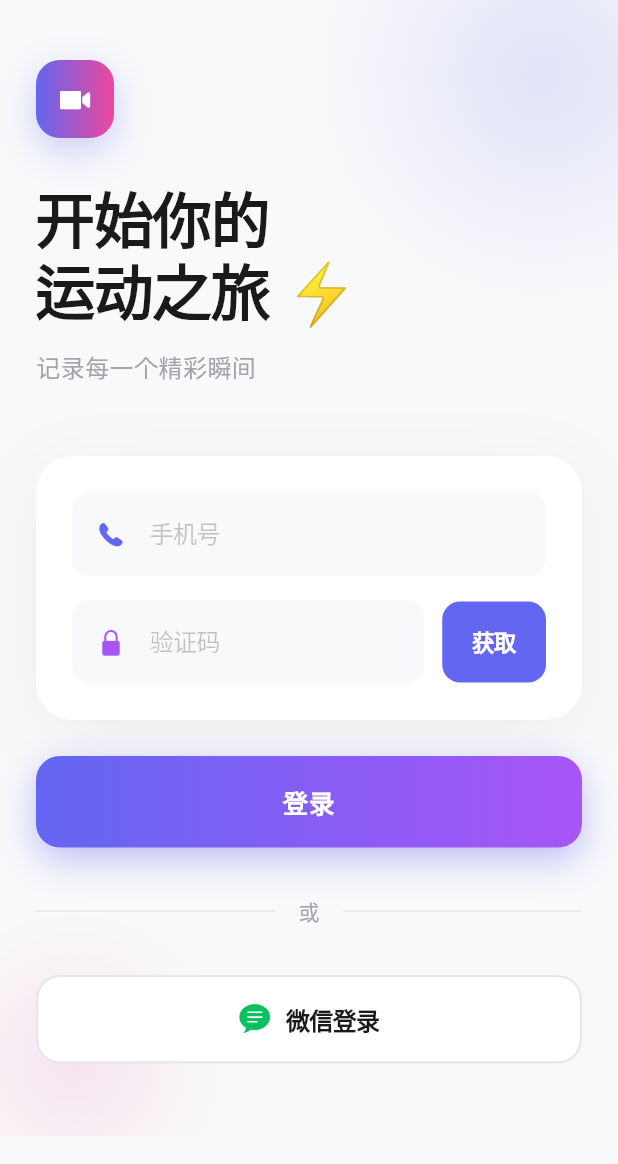
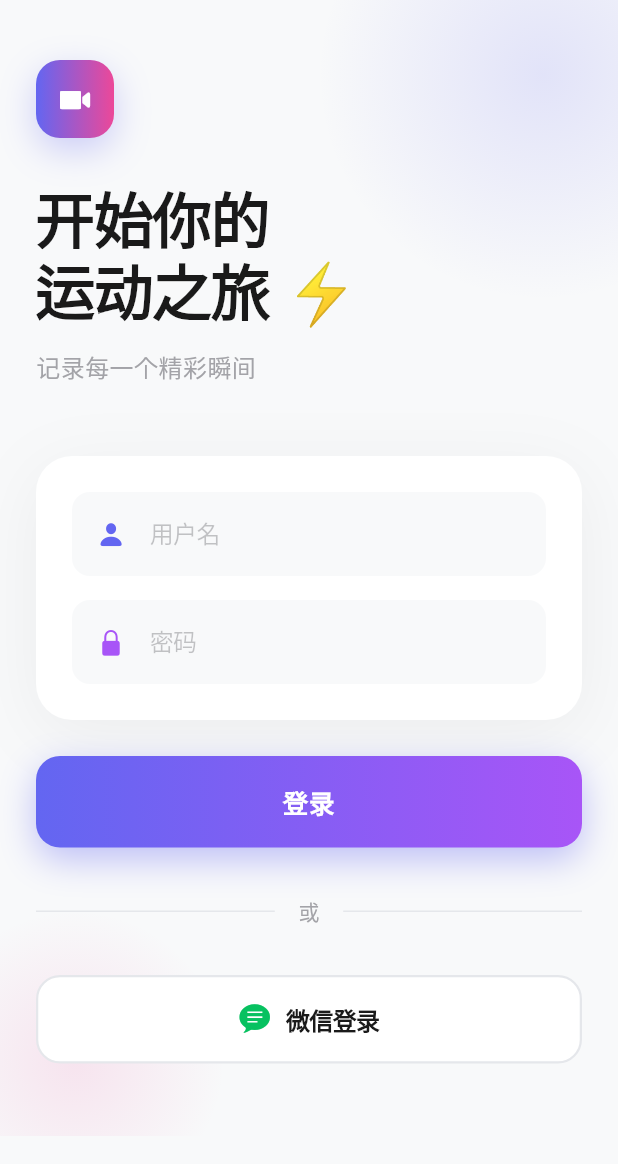
Before and after one commit to wangzihao64/action-camera-app, a Flutter app: the screen it shows after launch, on a phone screen of 412 x 824 dp. Shown: the top 1164 px of the screen. Run offline on Flutter 3.47's test engine with Material 3 defaults, Android fonts, the phone set to English and light mode, and no system bars; our stand-ins replace shared_preferences.

Commit message:
fix: 修复登录验证漏洞并实现用户名密码认证
  - 修复关键安全问题：正确验证后端返回的业务状态码（Status 字段），防止错误凭据登录成功
  - 将登录方式从手机号验证码改为用户名密码认证
  - 实现与后端 /api/v1/user/login 接口的对接
  - 修复 API URL 配置，添加正确的端口号 :3000
  - 从响应的 Data.Token 和 Data.User 字段正确解析用户信息和令牌
  - 添加 http 依赖包用于后端 API 调用
  - 重构 LoginScreen UI，替换手机号和验证码输入框为用户名和密码输入框
  - 更新 AuthProvider，添加 username 和 token 状态管理
  - 移除验证码获取和倒计时相关逻辑

```diff
--- a/lib/screens/login_screen.dart
+++ b/lib/screens/login_screen.dart
@@ -13,10 +13,8 @@ class LoginScreen extends StatefulWidget {
 
 class _LoginScreenState extends State<LoginScreen>
     with SingleTickerProviderStateMixin {
-  final _phoneController = TextEditingController();
-  final _codeController = TextEditingController();
-  bool _isLoadingCode = false;
-  int _countdown = 0;
+  final _usernameController = TextEditingController();
+  final _passwordController = TextEditingController();
   late AnimationController _animationController;
   late Animation<double> _scaleAnimation;
 
@@ -35,8 +33,8 @@ class _LoginScreenState extends State<LoginScreen>
 
   @override
   void dispose() {
-    _phoneController.dispose();
-    _codeController.dispose();
+    _usernameController.dispose();
+    _passwordController.dispose();
     _animationController.dispose();
     super.dispose();
   }
@@ -181,10 +179,7 @@ class _LoginScreenState extends State<LoginScreen>
                     letterSpacing: -1,
                   ),
                 ),
-                TextSpan(
-                  text: ' ⚡️',
-                  style: TextStyle(fontSize: 40),
-                ),
+                TextSpan(text: ' ⚡️', style: TextStyle(fontSize: 40)),
               ],
             ),
           ),
@@ -220,25 +215,21 @@ class _LoginScreenState extends State<LoginScreen>
       ),
       child: Column(
         children: [
-          _buildPhoneInput(),
+          _buildUsernameInput(),
           const SizedBox(height: 16),
-          _buildCodeInput(),
+          _buildPasswordInput(),
         ],
       ),
     );
   }
 
-  // 手机号输入框
-  Widget _buildPhoneInput() {
+  // 用户名输入框
+  Widget _buildUsernameInput() {
     return CupertinoTextField(
-      controller: _phoneController,
-      placeholder: '手机号',
-      keyboardType: TextInputType.phone,
-      maxLength: 11,
-      style: const TextStyle(
-        fontSize: 16,
-        fontWeight: FontWeight.w500,
-      ),
+      controller: _usernameController,
+      placeholder: '用户名',
+      keyboardType: TextInputType.text,
+      style: const TextStyle(fontSize: 16, fontWeight: FontWeight.w500),
       padding: const EdgeInsets.all(16),
       decoration: BoxDecoration(
         color: const Color(0xFFF8F9FA),
@@ -247,7 +238,7 @@ class _LoginScreenState extends State<LoginScreen>
       prefix: const Padding(
         padding: EdgeInsets.only(left: 16),
         child: Icon(
-          CupertinoIcons.phone_fill,
+          CupertinoIcons.person_fill,
           color: Color(0xFF6366F1),
           size: 20,
         ),
@@ -255,20 +246,14 @@ class _LoginScreenState extends State<LoginScreen>
     );
   }
 
-  // 验证码输入框
-  Widget _buildCodeInput() {
-    return Row(
-      children: [
-        Expanded(
-          child: CupertinoTextField(
-            controller: _codeController,
-            placeholder: '验证码',
-            keyboardType: TextInputType.number,
-            maxLength: 6,
-            style: const TextStyle(
-              fontSize: 16,
-              fontWeight: FontWeight.w500,
-            ),
+  // 密码输入框
+  Widget _buildPasswordInput() {
+    return CupertinoTextField(
+      controller: _passwordController,
+      placeholder: '密码',
+      obscureText: true,
+      keyboardType: TextInputType.visiblePassword,
+      style: const TextStyle(fontSize: 16, fontWeight: FontWeight.w500),
       padding: const EdgeInsets.all(16),
       decoration: BoxDecoration(
         color: const Color(0xFFF8F9FA),
@@ -282,35 +267,6 @@ class _LoginScreenState extends State<LoginScreen>
           size: 20,
         ),
       ),
-          ),
-        ),
-        const SizedBox(width: 12),
-        CupertinoButton(
-          padding: EdgeInsets.zero,
-          onPressed: _countdown > 0 ? null : _getVerificationCode,
-          child: Container(
-            padding: const EdgeInsets.symmetric(horizontal: 20, vertical: 16),
-            decoration: BoxDecoration(
-              color: _countdown > 0
-                  ? const Color(0xFFF8F9FA)
-                  : const Color(0xFF6366F1),
-              borderRadius: BorderRadius.circular(12),
-            ),
-            child: _isLoadingCode
-                ? const CupertinoActivityIndicator(color: CupertinoColors.white)
-                : Text(
-                    _countdown > 0 ? '${_countdown}s' : '获取',
-                    style: TextStyle(
-                      color: _countdown > 0
-                          ? CupertinoColors.systemGrey
-                          : CupertinoColors.white,
-                      fontSize: 15,
-                      fontWeight: FontWeight.w600,
-                    ),
-                  ),
-          ),
-        ),
-      ],
     );
   }
 
@@ -353,9 +309,7 @@ class _LoginScreenState extends State<LoginScreen>
   Widget _buildDivider() {
     return Row(
       children: [
-        const Expanded(
-          child: Divider(color: Color(0xFFE5E7EB), thickness: 1),
-        ),
+        const Expanded(child: Divider(color: Color(0xFFE5E7EB), thickness: 1)),
         Padding(
           padding: const EdgeInsets.symmetric(horizontal: 16),
           child: Text(
@@ -367,9 +321,7 @@ class _LoginScreenState extends State<LoginScreen>
             ),
           ),
         ),
-        const Expanded(
-          child: Divider(color: Color(0xFFE5E7EB), thickness: 1),
-        ),
+        const Expanded(child: Divider(color: Color(0xFFE5E7EB), thickness: 1)),
       ],
     );
   }
@@ -385,10 +337,7 @@ class _LoginScreenState extends State<LoginScreen>
         decoration: BoxDecoration(
           color: CupertinoColors.white,
           borderRadius: BorderRadius.circular(16),
-          border: Border.all(
-            color: const Color(0xFFE5E7EB),
-            width: 1.5,
-          ),
+          border: Border.all(color: const Color(0xFFE5E7EB), width: 1.5),
         ),
         child: const Row(
           mainAxisAlignment: MainAxisAlignment.center,
@@ -413,64 +362,32 @@ class _LoginScreenState extends State<LoginScreen>
     );
   }
 
-  // 获取验证码
-  Future<void> _getVerificationCode() async {
-    final phone = _phoneController.text.trim();
+  // （已改为用户名+密码，因此移除验证码逻辑）
 
-    if (phone.isEmpty || phone.length != 11) {
-      _showAlert('提示', '请输入正确的手机号');
+  // 处理登录
+  Future<void> _handleLogin() async {
+    final username = _usernameController.text.trim();
+    final password = _passwordController.text.trim();
+
+    if (username.isEmpty) {
+      _showAlert('提示', '请输入用户名');
       return;
     }
 
-    setState(() => _isLoadingCode = true);
-
-    // TODO: 调用真实的后端 API 发送验证码
-    await Future.delayed(const Duration(seconds: 1));
-
-    setState(() {
-      _isLoadingCode = false;
-      _countdown = 60;
-    });
-
-    _showAlert('提示', '验证码已发送到 $phone\n测试验证码: 123456');
-
-    // 倒计时
-    _startCountdown();
-  }
-
-  void _startCountdown() {
-    Future.delayed(const Duration(seconds: 1), () {
-      if (_countdown > 0) {
-        setState(() => _countdown--);
-        _startCountdown();
-      }
-    });
-  }
-
-  // 处理登录
-  Future<void> _handleLogin() async {
-    final phone = _phoneController.text.trim();
-    final code = _codeController.text.trim();
-
-    if (phone.isEmpty || phone.length != 11) {
-      _showAlert('提示', '请输入正确的手机号');
-      return;
-    }
-
-    if (code.isEmpty) {
-      _showAlert('提示', '请输入验证码');
+    if (password.isEmpty || password.length < 6) {
+      _showAlert('提示', '请输入正确的密码（至少6位）');
       return;
     }
 
     final authProvider = context.read<AuthProvider>();
-    final success = await authProvider.loginWithPhone(phone, code);
+    final success = await authProvider.loginWithUsername(username, password);
 
     if (success) {
       if (mounted) {
         _showAlert('成功', '登录成功！');
       }
     } else {
-      _showAlert('错误', '验证码错误，请重试');
+      _showAlert('错误', '用户名或密码错误，请重试');
     }
   }
 
--- a/pubspec.yaml
+++ b/pubspec.yaml
@@ -40,6 +40,8 @@ dependencies:
 
   # 本地存储
   shared_preferences: ^2.2.2
+  # HTTP 客户端
+  http: ^0.13.6
 
 dev_dependencies:
   flutter_test:
```
Also changed, not shown: lib/providers/auth_provider.dart (+68 -0 lines), pubspec.lock. Lines whose indentation alone changed are shown as unchanged.
